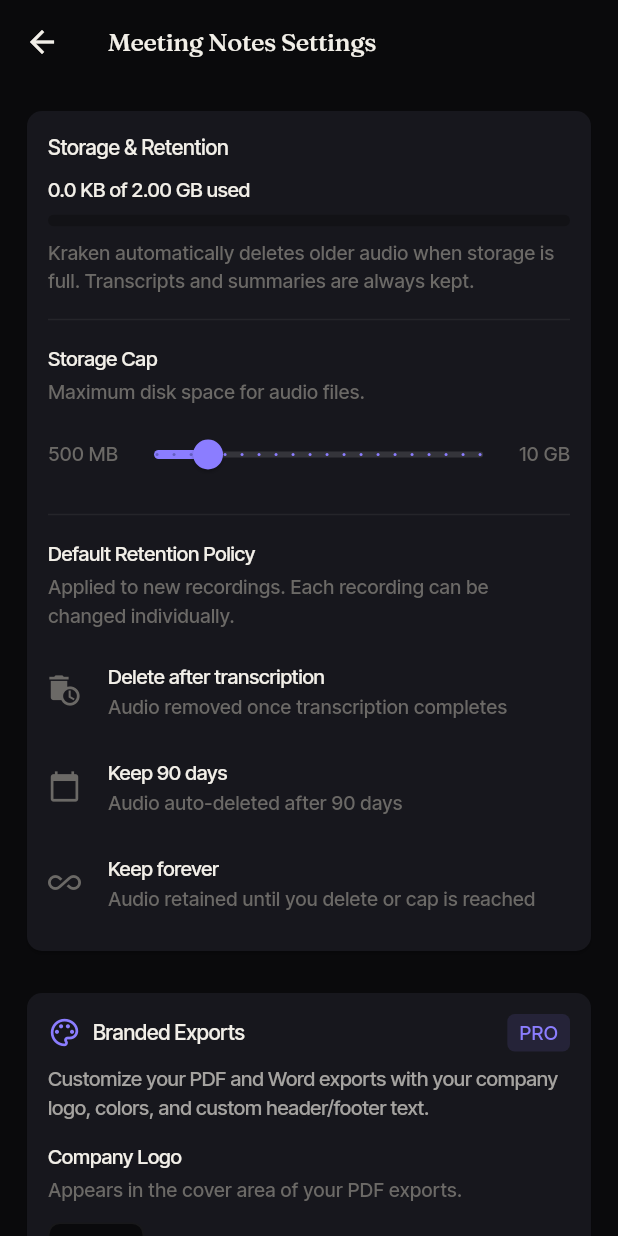
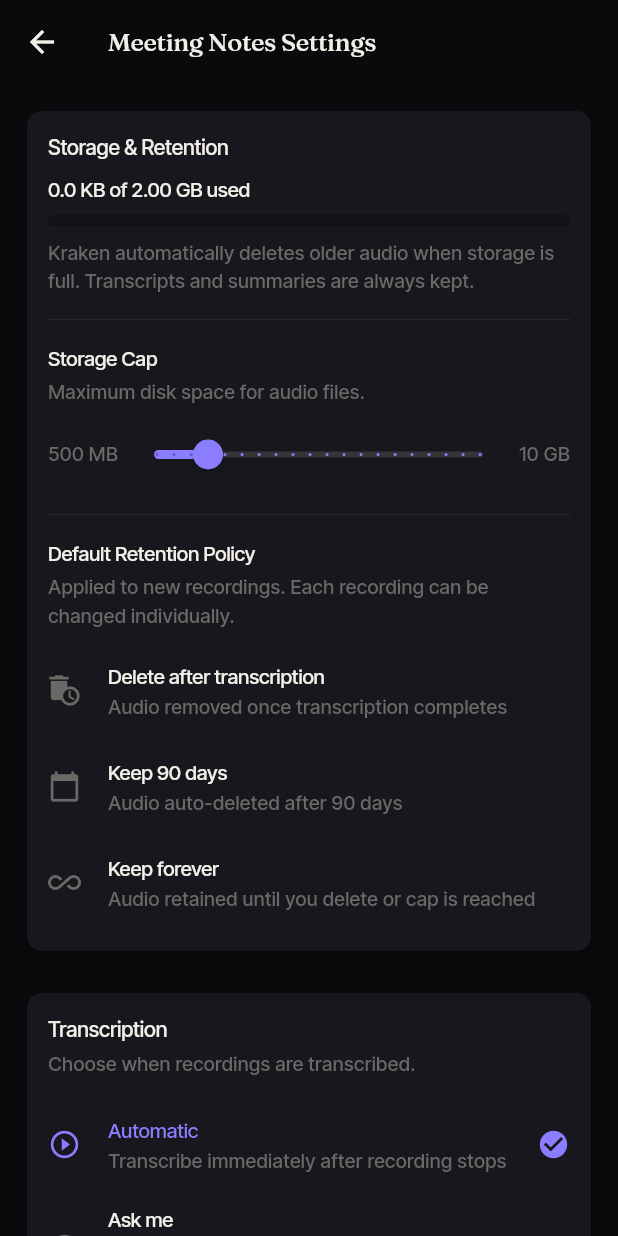
Before and after one commit to NSF-Labs/Kraken-Voice, a Flutter app: the MeetingNotesSettingsScreen screen opened directly, on a phone screen of 412 x 824 dp. Run offline on Flutter 3.47's test engine with Material 3 defaults, Android fonts, the phone set to English and light mode, and no system bars; our stand-ins replace dio, equatable, file_picker, flutter_bloc, flutter_local_notifications, flutter_secure_storage and 10 more; missing offline and left inert: pointycastle, receive_sharing_intent, whisper_ggml_plus, whisper_ggml_plus_ffmpeg; accounts and stored records are empty.

Commit message:
Cluster K: Transcription prefs, versioned prompts, misc
2A-29: Transcription preference toggle (auto/ask/manual) in settings
2B-31: Extract summary prompts to versioned SummaryPrompt class
       (v1, with initial, resummarize, and refine variants)
H3-42: Temp cleanup already wired (verified in main.dart + export)

SummaryPrompt enables prompt iteration without touching UI code.
Transcription pref persists via PreferencesService.

```diff
--- a/lib/spokes/meeting_notes/ui/meeting_notes_settings_screen.dart
+++ b/lib/spokes/meeting_notes/ui/meeting_notes_settings_screen.dart
@@ -28,6 +28,9 @@ class _MeetingNotesSettingsScreenState extends State<MeetingNotesSettingsScreen>
   // Retention settings (H3-05, H3-13)
   String _defaultRetentionPolicy = '90_day';
   int _storageCap = RetentionService.maxStorageBytes;
+
+  // 2A-29: Transcription preference
+  String _transcriptionPref = 'auto'; // auto, ask, manual
 
   final _headerController = TextEditingController();
   final _footerController = TextEditingController();
@@ -61,10 +64,12 @@ class _MeetingNotesSettingsScreenState extends State<MeetingNotesSettingsScreen>
   Future<void> _loadRetentionSettings() async {
     final policy = await _prefs.getString('default_retention_policy') ?? '90_day';
     final cap = await _prefs.getInt('storage_cap_bytes') ?? RetentionService.maxStorageBytes;
+    final txPref = await _prefs.getString('transcription_preference', defaultValue: 'auto');
     if (mounted) {
       setState(() {
         _defaultRetentionPolicy = policy;
         _storageCap = cap;
+        _transcriptionPref = txPref;
       });
     }
   }
@@ -120,6 +125,8 @@ class _MeetingNotesSettingsScreenState extends State<MeetingNotesSettingsScreen>
         padding: const EdgeInsets.all(KrakenSpacing.s4),
         children: [
           _buildStorageSection(),
+          const SizedBox(height: KrakenSpacing.s6),
+          _buildTranscriptionSection(),
           const SizedBox(height: KrakenSpacing.s6),
           _buildBrandedExportsSection(),
         ],
@@ -253,6 +260,67 @@ class _MeetingNotesSettingsScreenState extends State<MeetingNotesSettingsScreen>
       onTap: () async {
         setState(() => _defaultRetentionPolicy = value);
         await _prefs.setString('default_retention_policy', value);
+      },
+      contentPadding: EdgeInsets.zero,
+      dense: true,
+    );
+  }
+
+  // ─── Transcription Preferences ────────────────────────────────────────────
+
+  // 2A-29: Settings toggle for transcription behavior
+  Widget _buildTranscriptionSection() {
+    return Card(
+      color: KrakenColors.surfaceElevated,
+      shape: RoundedRectangleBorder(borderRadius: BorderRadius.circular(KrakenRadius.lg)),
+      child: Padding(
+        padding: const EdgeInsets.all(KrakenSpacing.s4),
+        child: Column(
+          crossAxisAlignment: CrossAxisAlignment.start,
+          children: [
+            Text('Transcription', style: KrakenText.bodyLg()),
+            const SizedBox(height: KrakenSpacing.s1),
+            Text(
+              'Choose when recordings are transcribed.',
+              style: KrakenText.bodySm(color: KrakenColors.textMuted),
+            ),
+            const SizedBox(height: KrakenSpacing.s3),
+            _transcriptionOption(
+              'auto',
+              'Automatic',
+              'Transcribe immediately after recording stops',
+              Icons.play_circle_outline,
+            ),
+            _transcriptionOption(
+              'ask',
+              'Ask me',
+              'Prompt after each recording to transcribe now or later',
+              Icons.help_outline,
+            ),
+            _transcriptionOption(
+              'manual',
+              'Manual',
+              'Only transcribe when I choose to from the recording list',
+              Icons.touch_app,
+            ),
+          ],
+        ),
+      ),
+    );
+  }
+
+  Widget _transcriptionOption(String value, String title, String subtitle, IconData icon) {
+    final selected = _transcriptionPref == value;
+    return ListTile(
+      leading: Icon(icon, color: selected ? KrakenColors.accent : KrakenColors.textMuted, size: 22),
+      title: Text(title, style: KrakenText.bodyMd(color: selected ? KrakenColors.accent : KrakenColors.textPrimary)),
+      subtitle: Text(subtitle, style: KrakenText.bodySm(color: KrakenColors.textMuted)),
+      trailing: selected
+          ? const Icon(Icons.check_circle, color: KrakenColors.accent, size: 22)
+          : null,
+      onTap: () async {
+        setState(() => _transcriptionPref = value);
+        await _prefs.setString('transcription_preference', value);
       },
       contentPadding: EdgeInsets.zero,
       dense: true,
--- a/lib/spokes/meeting_notes/ui/transcript_screen.dart
+++ b/lib/spokes/meeting_notes/ui/transcript_screen.dart
@@ -14,6 +14,7 @@ import 'package:kraken_hub/shell/design/tokens.dart';
 import 'package:kraken_hub/shell/inference/model_manager.dart';
 import '../data/folder_repository.dart';
 import '../data/kraken_export_service.dart';
+import '../data/summary_prompt.dart';
 
 class TranscriptScreen extends StatefulWidget {
   final Recording recording;
@@ -418,26 +419,8 @@ Title:''';
     // Conservative token budget — prevent OOM crashes on device
     const int maxTokens = 1024;
 
-    // Plain-text prompt: much more reliable than JSON for small on-device models.
-    final prompt = '''Summarize this meeting transcript. Use the exact section headers shown below. Write plain sentences only.
-
-TLDR:
-(One or two sentences summarizing the meeting.)
-
-KEY POINTS:
-(List the main points, one per line.)
-
-DECISIONS:
-(List decisions made, one per line. Write None if there were none.)
-
-ACTION ITEMS:
-(List tasks or follow-ups, one per line. Write None if there were none.)
-
-OPEN QUESTIONS:
-(List unresolved questions, one per line. Write None if there were none.)
-
-Transcript:
-$transcript''';
+    // 2B-31: Centralized, versioned prompt template
+    final prompt = SummaryPrompt.initial(transcript);
 
     final inference = context.read<LocalInferenceService>();
 
@@ -560,30 +543,12 @@ $transcript''';
 
     final existingSummary = _summaryJson ?? '';
 
-    final prompt = '''You previously summarized a meeting. Here is your previous summary:
-$existingSummary
-
-The user wants you to refine it with this instruction: "$instruction"
-
-Write the refined summary using these exact section headers. Write plain sentences only.
-
-TLDR:
-(One or two sentences summarizing the meeting.)
-
-KEY POINTS:
-(List the main points, one per line.)
-
-DECISIONS:
-(List decisions made, one per line. Write None if there were none.)
-
-ACTION ITEMS:
-(List tasks or follow-ups, one per line. Write None if there were none.)
-
-OPEN QUESTIONS:
-(List unresolved questions, one per line. Write None if there were none.)
-
-Original transcript for reference:
-$transcript''';
+    // 2B-31: Centralized, versioned prompt template
+    final prompt = SummaryPrompt.refine(
+      existingSummary: existingSummary,
+      instruction: instruction,
+      transcript: transcript,
+    );
 
     final inference = context.read<LocalInferenceService>();
 
```
Also changed, not shown: lib/spokes/meeting_notes/data/summary_prompt.dart (added, +75 -0 lines).
